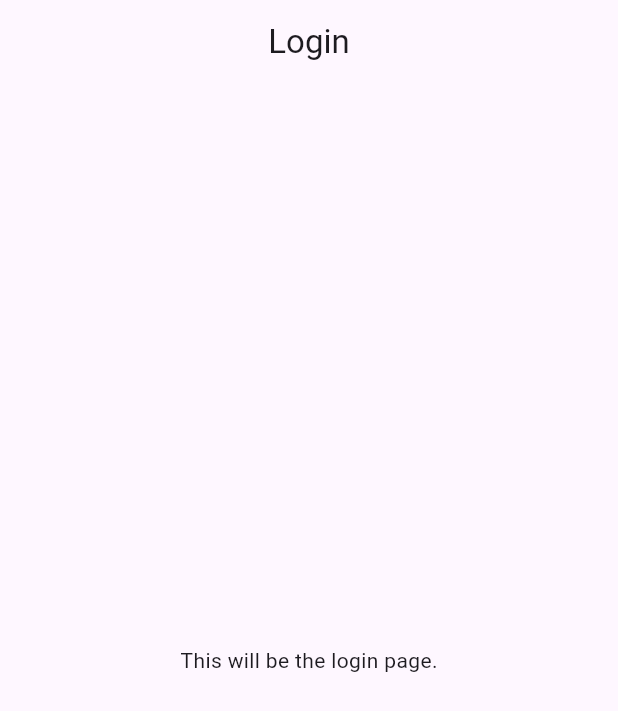
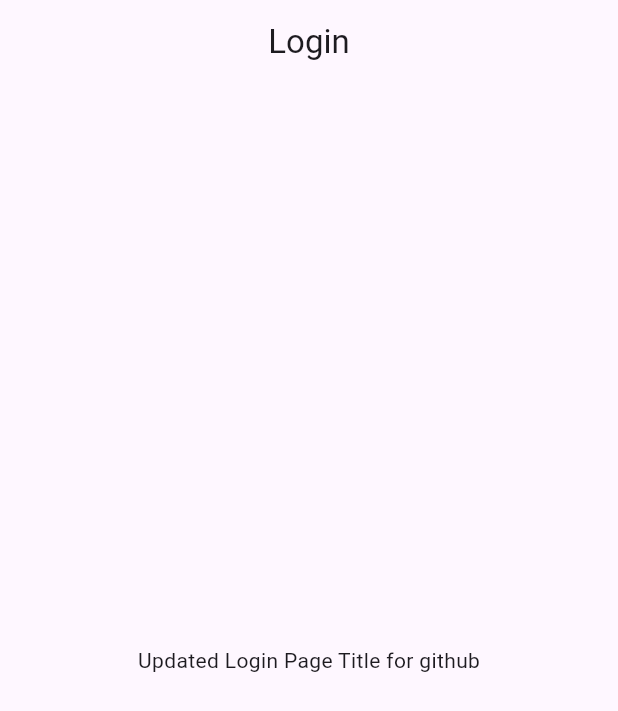
Before and after one commit to MostafaM117/Iaems_app, a Flutter app: the screen it shows after launch, on a phone screen of 412 x 824 dp. Shown: the top 711 px of the screen. Run offline on Flutter 3.47's test engine with Material 3 defaults, Android fonts, the phone set to English and light mode, and no system bars.

Commit message:
new branch for testing

```diff
--- a/lib/login_page.dart
+++ b/lib/login_page.dart
@@ -15,7 +15,7 @@ class _LoginPageState extends State<LoginPage> {
         title: const Center(child: Text('Login')),
       ),
       body: const Center(
-        child: Text('This will be the login page.'),
+        child: Text('Updated Login Page Title for github'),
       ),
     );
   }
```
